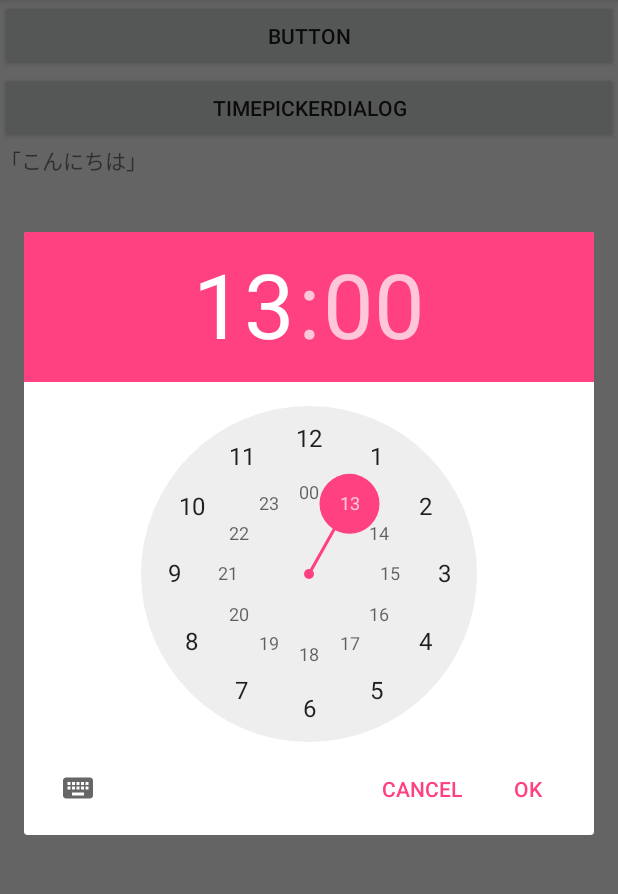
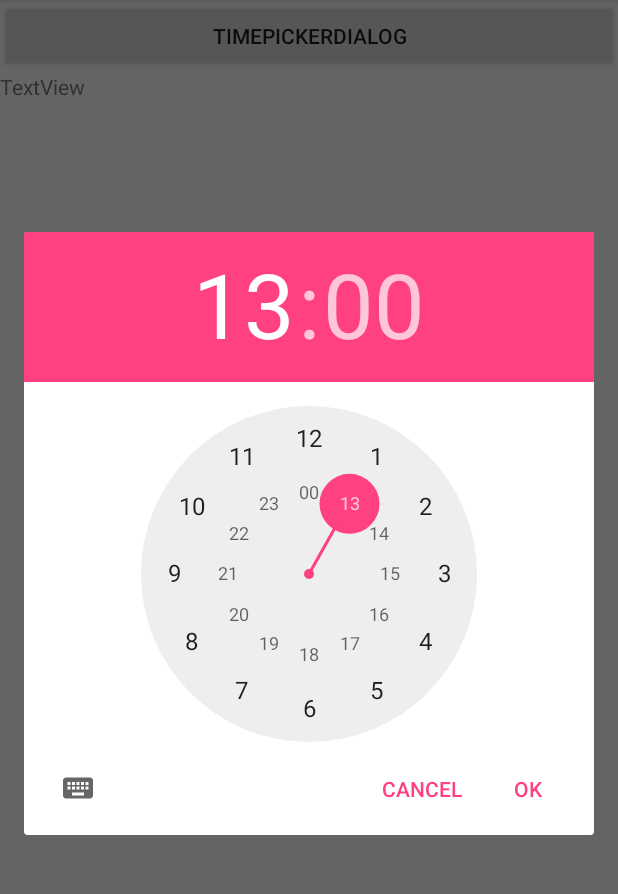
Before and after one commit to toshiaki-nishiyama/AisatsuApp, an Android app: the screen it shows after launch (MainActivity), after a tap on "TIMEPICKERDIALOG", on a phone screen of 412 x 824 dp, the part 84-978 px from its top. Run offline under Robolectric (Android 15) with nearby library versions, the phone set to English and light mode, and no system bars; 1 other tap on this screen came first.

Commit message:
ボタンを削除。 （時刻設定と同時に挨拶を表示するように修正。）

```diff
--- a/app/src/main/java/jp/techacademy/toshiakinishiyama/aisatsuapp/MainActivity.java
+++ b/app/src/main/java/jp/techacademy/toshiakinishiyama/aisatsuapp/MainActivity.java
@@ -23,13 +23,9 @@ public class MainActivity extends AppCompatActivity implements View.OnClickListe
         super.onCreate(savedInstanceState);
         setContentView(R.layout.activity_main);
 
-        // 時刻に応じた挨拶を判断し、表示するためのボタン
+        // 時刻を設定するためのボタン
         Button button1 = (Button)findViewById(R.id.button1);
         button1.setOnClickListener(this);
-
-        // 時刻を設定するためのボタン
-        Button button2 = (Button)findViewById(R.id.button2);
-        button2.setOnClickListener(this);
 
         // 挨拶を表示するためのテキストビュー
         mTextView = (TextView)findViewById(R.id.textView);
@@ -42,14 +38,7 @@ public class MainActivity extends AppCompatActivity implements View.OnClickListe
     @Override
     public void onClick(View v)
     {
-        if(v.getId() == R.id.button1)
-        {
-            showAisatsu();
-        }
-        else if(v.getId() == R.id.button2)
-        {
-            showTimePickerDialog();
-        }
+        showTimePickerDialog();
     }
 
     private void showAisatsu()
@@ -80,6 +69,9 @@ public class MainActivity extends AppCompatActivity implements View.OnClickListe
                         // メンバ変数に保存
                         mHourOfDay = hourOfDay;
                         mMinute = minute;
+
+                        // 設定された時刻にあわせて挨拶を表示する
+                        showAisatsu();
                     }
                 },
                 13,         // 初期値（時間）
--- a/app/src/main/res/layout/activity_main.xml
+++ b/app/src/main/res/layout/activity_main.xml
@@ -5,19 +5,12 @@
     android:layout_height="match_parent"
     android:orientation="vertical">
 
-    // 時刻に応じた挨拶を判断し、表示するためのボタン
-    <Button
-        android:layout_width="match_parent"
-        android:layout_height="wrap_content"
-        android:text="BUTTON"
-        android:id="@+id/button1"/>
-
     // 時刻を設定するためのボタン
     <Button
         android:layout_width="match_parent"
         android:layout_height="wrap_content"
         android:text="TimePickerDialog"
-        android:id="@+id/button2"/>
+        android:id="@+id/button1"/>
 
     // 挨拶を表示するためのテキストビュー
     <TextView
```
